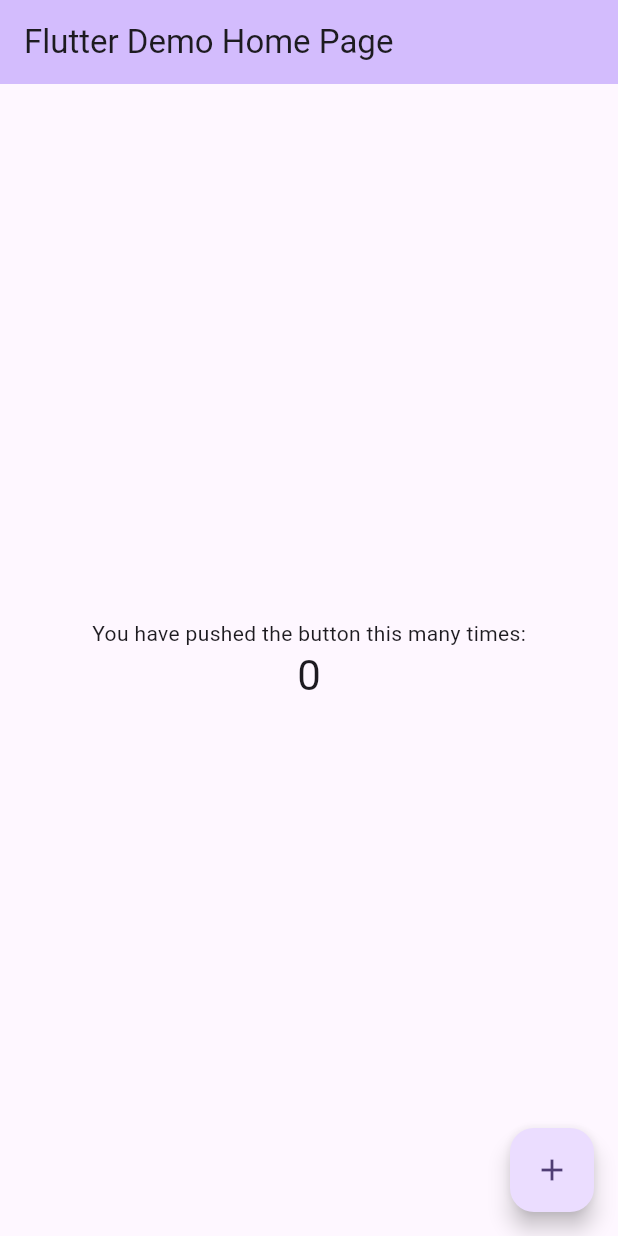
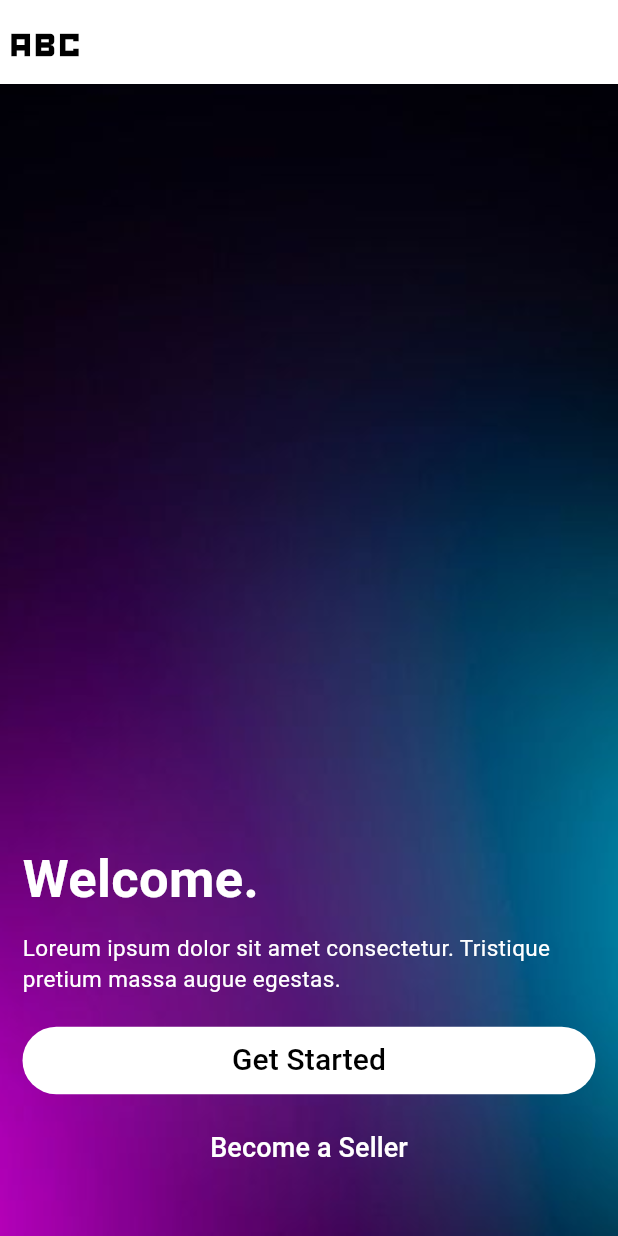
Before and after one commit to DINESH-JUMANI/BlackFox, a Flutter app: the screen it shows after launch, on a phone screen of 412 x 824 dp. Run offline on Flutter 3.47's test engine with Material 3 defaults, Android fonts, the phone set to English and light mode, and no system bars.

Commit message:
Added Starting Screen

```diff
--- a/assignment/lib/main.dart
+++ b/assignment/lib/main.dart
@@ -1,3 +1,4 @@
+import 'package:assignment/screens/start_screen.dart';
 import 'package:flutter/material.dart';
 
 void main() {
@@ -13,113 +14,11 @@ class MyApp extends StatelessWidget {
     return MaterialApp(
       title: 'Flutter Demo',
       theme: ThemeData(
-        // This is the theme of your application.
-        //
-        // TRY THIS: Try running your application with "flutter run". You'll see
-        // the application has a purple toolbar. Then, without quitting the app,
-        // try changing the seedColor in the colorScheme below to Colors.green
-        // and then invoke "hot reload" (save your changes or press the "hot
-        // reload" button in a Flutter-supported IDE, or press "r" if you used
-        // the command line to start the app).
-        //
-        // Notice that the counter didn't reset back to zero; the application
-        // state is not lost during the reload. To reset the state, use hot
-        // restart instead.
-        //
-        // This works for code too, not just values: Most code changes can be
-        // tested with just a hot reload.
+        appBarTheme: const AppBarTheme(color: Colors.white),
         colorScheme: ColorScheme.fromSeed(seedColor: Colors.deepPurple),
         useMaterial3: true,
       ),
-      home: const MyHomePage(title: 'Flutter Demo Home Page'),
+      home: const StartScreen(),
     );
   }
 }
-
-class MyHomePage extends StatefulWidget {
-  const MyHomePage({super.key, required this.title});
-
-  // This widget is the home page of your application. It is stateful, meaning
-  // that it has a State object (defined below) that contains fields that affect
-  // how it looks.
-
-  // This class is the configuration for the state. It holds the values (in this
-  // case the title) provided by the parent (in this case the App widget) and
-  // used by the build method of the State. Fields in a Widget subclass are
-  // always marked "final".
-
-  final String title;
-
-  @override
-  State<MyHomePage> createState() => _MyHomePageState();
-}
-
-class _MyHomePageState extends State<MyHomePage> {
-  int _counter = 0;
-
-  void _incrementCounter() {
-    setState(() {
-      // This call to setState tells the Flutter framework that something has
-      // changed in this State, which causes it to rerun the build method below
-      // so that the display can reflect the updated values. If we changed
-      // _counter without calling setState(), then the build method would not be
-      // called again, and so nothing would appear to happen.
-      _counter++;
-    });
-  }
-
-  @override
-  Widget build(BuildContext context) {
-    // This method is rerun every time setState is called, for instance as done
-    // by the _incrementCounter method above.
-    //
-    // The Flutter framework has been optimized to make rerunning build methods
-    // fast, so that you can just rebuild anything that needs updating rather
-    // than having to individually change instances of widgets.
-    return Scaffold(
-      appBar: AppBar(
-        // TRY THIS: Try changing the color here to a specific color (to
-        // Colors.amber, perhaps?) and trigger a hot reload to see the AppBar
-        // change color while the other colors stay the same.
-        backgroundColor: Theme.of(context).colorScheme.inversePrimary,
-        // Here we take the value from the MyHomePage object that was created by
-        // the App.build method, and use it to set our appbar title.
-        title: Text(widget.title),
-      ),
-      body: Center(
-        // Center is a layout widget. It takes a single child and positions it
-        // in the middle of the parent.
-        child: Column(
-          // Column is also a layout widget. It takes a list of children and
-          // arranges them vertically. By default, it sizes itself to fit its
-          // children horizontally, and tries to be as tall as its parent.
-          //
-          // Column has various properties to control how it sizes itself and
-          // how it positions its children. Here we use mainAxisAlignment to
-          // center the children vertically; the main axis here is the vertical
-          // axis because Columns are vertical (the cross axis would be
-          // horizontal).
-          //
-          // TRY THIS: Invoke "debug painting" (choose the "Toggle Debug Paint"
-          // action in the IDE, or press "p" in the console), to see the
-          // wireframe for each widget.
-          mainAxisAlignment: MainAxisAlignment.center,
-          children: <Widget>[
-            const Text(
-              'You have pushed the button this many times:',
-            ),
-            Text(
-              '$_counter',
-              style: Theme.of(context).textTheme.headlineMedium,
-            ),
-          ],
-        ),
-      ),
-      floatingActionButton: FloatingActionButton(
-        onPressed: _incrementCounter,
-        tooltip: 'Increment',
-        child: const Icon(Icons.add),
-      ), // This trailing comma makes auto-formatting nicer for build methods.
-    );
-  }
-}
--- /dev/null
+++ b/assignment/lib/screens/login_screen.dart
@@ -0,0 +1,17 @@
+import 'package:flutter/material.dart';
+
+class LoginScreen extends StatefulWidget {
+  const LoginScreen({super.key});
+
+  @override
+  State<LoginScreen> createState() => _LoginScreenState();
+}
+
+class _LoginScreenState extends State<LoginScreen> {
+  @override
+  Widget build(BuildContext context) {
+    return Scaffold(
+      appBar: AppBar(),
+    );
+  }
+}
--- /dev/null
+++ b/assignment/lib/screens/start_screen.dart
@@ -0,0 +1,103 @@
+import 'package:assignment/screens/login_screen.dart';
+import 'package:flutter/material.dart';
+
+class StartScreen extends StatelessWidget {
+  const StartScreen({super.key});
+
+  void getStarted(BuildContext context) {
+    Navigator.push(
+      context,
+      MaterialPageRoute(
+        builder: (_) => const LoginScreen(),
+      ),
+    );
+  }
+
+  @override
+  Widget build(BuildContext context) {
+    return Container(
+      decoration: const BoxDecoration(
+        image: DecorationImage(
+          image: AssetImage("assets/images/background.jpeg"),
+          fit: BoxFit.cover,
+        ),
+      ),
+      child: Scaffold(
+        backgroundColor: Colors.transparent,
+        appBar: AppBar(
+          leading: const Icon(
+            Icons.abc_sharp,
+            size: 60,
+            color: Colors.black,
+          ),
+        ),
+        body: Column(
+          mainAxisAlignment: MainAxisAlignment.spaceBetween,
+          children: [
+            const SizedBox(height: 20),
+            Padding(
+              padding: const EdgeInsets.all(15.0),
+              child: Column(
+                mainAxisAlignment: MainAxisAlignment.spaceEvenly,
+                crossAxisAlignment: CrossAxisAlignment.start,
+                children: [
+                  const Text(
+                    'Welcome.',
+                    style: TextStyle(
+                        color: Colors.white,
+                        fontSize: 35,
+                        fontWeight: FontWeight.bold),
+                  ),
+                  const SizedBox(height: 10),
+                  const Text(
+                    'Loreum ipsum dolor sit amet consectetur. Tristique pretium massa augue egestas.',
+                    style: TextStyle(
+                      color: Colors.white,
+                      fontSize: 15,
+                    ),
+                  ),
+                  const SizedBox(height: 20),
+                  SizedBox(
+                    width: double.infinity,
+                    child: TextButton(
+                      style: const ButtonStyle(
+                        side: MaterialStatePropertyAll(
+                          BorderSide(style: BorderStyle.none),
+                        ),
+                        backgroundColor: MaterialStatePropertyAll(
+                          Colors.white,
+                        ),
+                      ),
+                      onPressed: () => getStarted(context),
+                      child: const Text(
+                        'Get Started',
+                        style: TextStyle(
+                          color: Colors.black,
+                          fontSize: 20,
+                        ),
+                      ),
+                    ),
+                  ),
+                  const SizedBox(height: 10),
+                  TextButton(
+                    onPressed: () {},
+                    child: const Center(
+                      child: Text(
+                        'Become a Seller',
+                        style: TextStyle(
+                          color: Colors.white,
+                          fontSize: 18,
+                        ),
+                      ),
+                    ),
+                  ),
+                  const SizedBox(height: 20),
+                ],
+              ),
+            ),
+          ],
+        ),
+      ),
+    );
+  }
+}
--- a/assignment/pubspec.yaml
+++ b/assignment/pubspec.yaml
@@ -59,9 +59,8 @@ flutter:
   uses-material-design: true
 
   # To add assets to your application, add an assets section, like this:
-  # assets:
-  #   - images/a_dot_burr.jpeg
-  #   - images/a_dot_ham.jpeg
+  assets:
+    - assets/images/
 
   # An image asset can refer to one or more resolution-specific "variants", see
   # https://flutter.dev/assets-and-images/#resolution-aware
```
Also changed, not shown: assignment/assets/images/background.jpeg (added).
